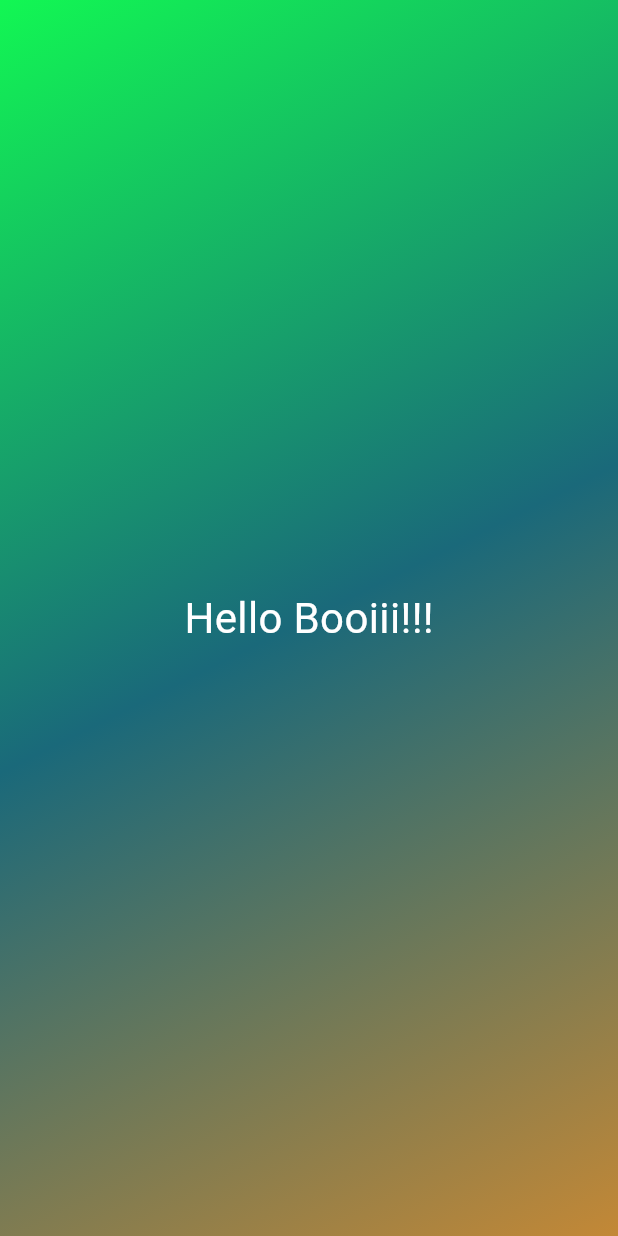
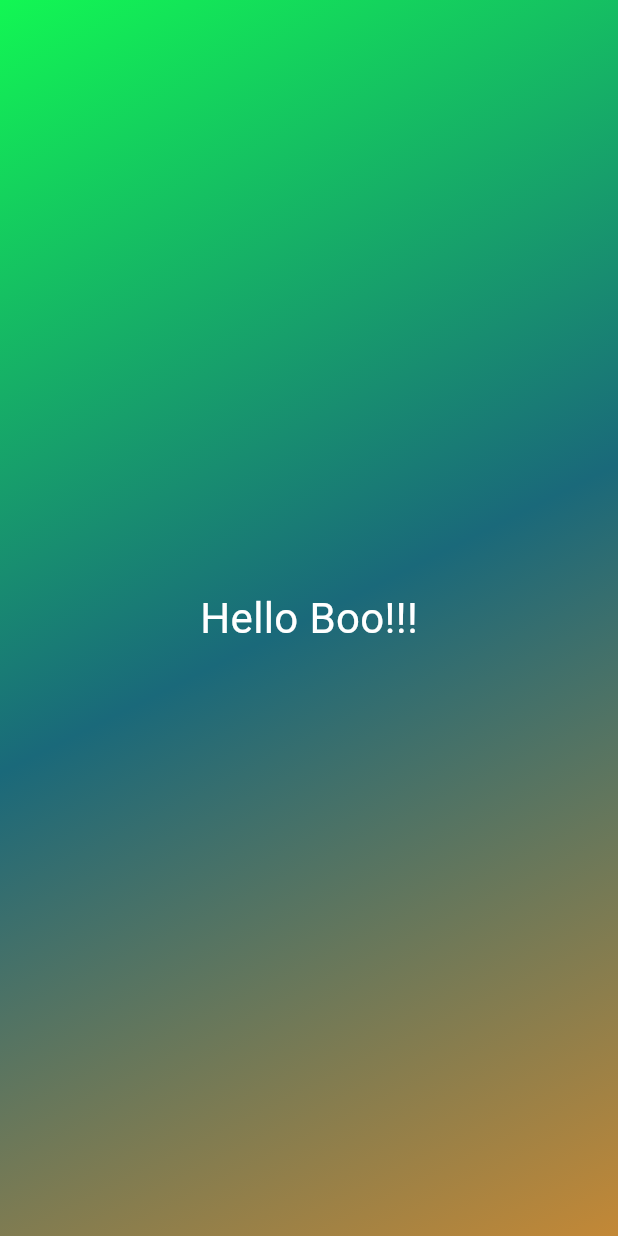
Before and after one commit to tungpl/flutter_projects, a Flutter app: the screen it shows after launch, on a phone screen of 412 x 824 dp. Run offline on Flutter 3.47's test engine with Material 3 defaults, Android fonts, the phone set to English and light mode, and no system bars.

Commit message:
small update

```diff
--- a/first_app/lib/gradient_container.dart
+++ b/first_app/lib/gradient_container.dart
@@ -19,7 +19,7 @@ class GradientContainer extends StatelessWidget {
       ),
       child: const Center(
           child: Text(
-        'Hello Booiii!!!',
+        'Hello Boo!!!',
         style: TextStyle(
           color: Colors.white,
           fontSize: 28,
--- a/first_app/lib/main.dart
+++ b/first_app/lib/main.dart
@@ -1,5 +1,5 @@
 import 'package:flutter/material.dart';
-import 'gradient_container.dart';
+import 'package:first_app/gradient_container.dart';
 
 void main() {
   runApp(
```
